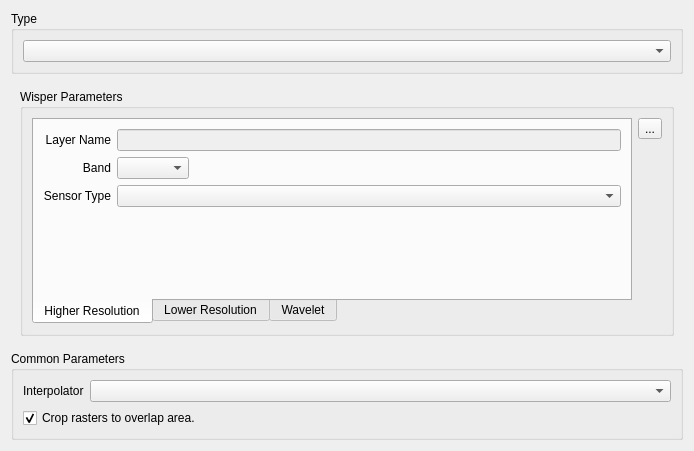
Before: the Qt Designer form src/terralib/qt/widgets/rp/ui/FusionWizardPageForm.ui in claudiobogossian/terralib5, drawn with Qt 5.
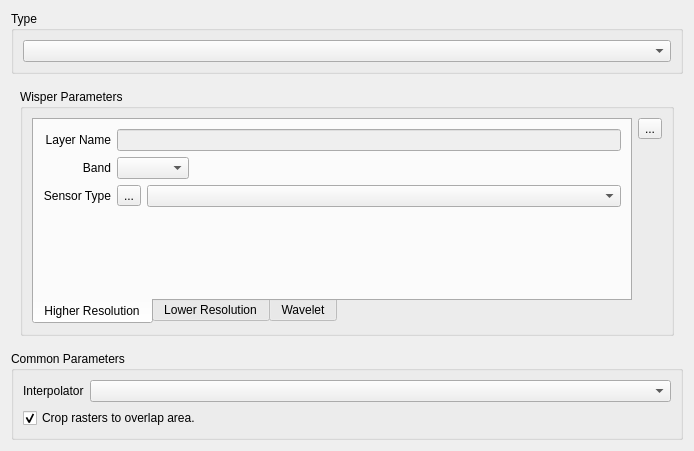
After: the same form once the commit is applied. The open tabs and pages were chosen to show the change.

Commit message: fusion wisper qt component can load  a csv file to read srf information.

What changed in the file:
```diff
--- a/src/terralib/qt/widgets/rp/ui/FusionWizardPageForm.ui
+++ b/src/terralib/qt/widgets/rp/ui/FusionWizardPageForm.ui
@@ -497,11 +497,11 @@
                  <attribute name="title">
                   <string>Higher Resolution</string>
                  </attribute>
-                 <layout class="QGridLayout" name="gridLayout_27">
+                 <layout class="QGridLayout" name="gridLayout_49">
                   <item row="0" column="0">
-                   <layout class="QGridLayout" name="gridLayout_26">
+                   <layout class="QGridLayout" name="gridLayout_27">
                     <item row="0" column="0">
-                     <layout class="QGridLayout" name="gridLayout_25">
+                     <layout class="QGridLayout" name="gridLayout_26">
                       <item row="0" column="0">
                        <layout class="QGridLayout" name="gridLayout_24">
                         <item row="0" column="0">
@@ -537,7 +537,7 @@
                        </layout>
                       </item>
                       <item row="0" column="1">
-                       <layout class="QGridLayout" name="gridLayout_22">
+                       <layout class="QGridLayout" name="gridLayout_25">
                         <item row="0" column="0">
                          <widget class="QLineEdit" name="m_higherLineEdit_Wisper">
                           <property name="enabled">
@@ -573,14 +573,25 @@
                          </layout>
                         </item>
                         <item row="2" column="0">
-                         <widget class="QComboBox" name="m_sensorTypeComboBox">
-                          <property name="sizePolicy">
-                           <sizepolicy hsizetype="MinimumExpanding" vsizetype="Fixed">
-                            <horstretch>0</horstretch>
-                            <verstretch>0</verstretch>
-                           </sizepolicy>
-                          </property>
-                         </widget>
+                         <layout class="QGridLayout" name="gridLayout_22">
+                          <item row="0" column="1">
+                           <widget class="QComboBox" name="m_sensorTypeComboBox">
+                            <property name="sizePolicy">
+                             <sizepolicy hsizetype="MinimumExpanding" vsizetype="Fixed">
+                              <horstretch>0</horstretch>
+                              <verstretch>0</verstretch>
+                             </sizepolicy>
+                            </property>
+                           </widget>
+                          </item>
+                          <item row="0" column="0">
+                           <widget class="QToolButton" name="m_csvToolButton">
+                            <property name="text">
+                             <string>...</string>
+                            </property>
+                           </widget>
+                          </item>
+                         </layout>
                         </item>
                        </layout>
                       </item>
```
Left out of the diff: 99 changed lines with no effect on the pictures. The commit also changes 2 other files.
